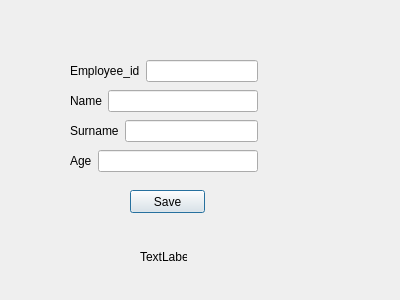
First picture: the form in employeeinfo.ui, repository TheZebra99/egor_projects, before the edit.
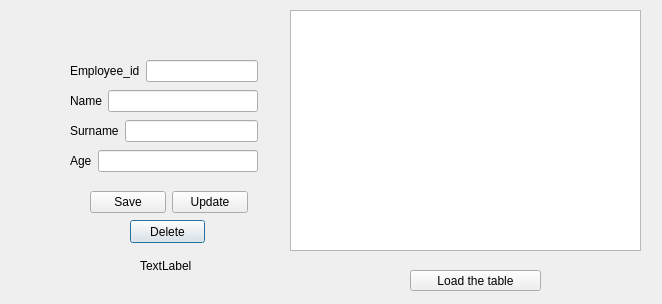
Second picture: the form after the edit.

```diff
--- a/employeeinfo.ui
+++ b/employeeinfo.ui
@@ -6,39 +6,62 @@
    <rect>
     <x>0</x>
     <y>0</y>
-    <width>400</width>
-    <height>300</height>
+    <width>662</width>
+    <height>304</height>
    </rect>
   </property>
   <property name="windowTitle">
    <string>Dialog</string>
   </property>
-  <widget class="QPushButton" name="pushButton">
-   <property name="geometry">
-    <rect>
-     <x>130</x>
-     <y>190</y>
-     <width>75</width>
-     <height>23</height>
-    </rect>
-   </property>
-   <property name="text">
-    <string>Save</string>
-   </property>
-  </widget>
   <widget class="QLabel" name="label_second_status">
    <property name="geometry">
     <rect>
      <x>140</x>
      <y>250</y>
-     <width>47</width>
-     <height>13</height>
+     <width>121</width>
+     <height>31</height>
     </rect>
    </property>
    <property name="text">
     <string>TextLabel</string>
    </property>
   </widget>
+  <widget class="QPushButton" name="pushButton_update_delete">
+   <property name="geometry">
+    <rect>
+     <x>130</x>
+     <y>220</y>
+     <width>75</width>
+     <height>23</height>
+    </rect>
+   </property>
+   <property name="text">
+    <string>Delete</string>
+   </property>
+  </widget>
+  <widget class="QTableView" name="tableView">
+   <property name="geometry">
+    <rect>
+     <x>290</x>
+     <y>10</y>
+     <width>351</width>
+     <height>241</height>
+    </rect>
+   </property>
+  </widget>
+  <widget class="QPushButton" name="pushButton_load">
+   <property name="geometry">
+    <rect>
+     <x>410</x>
+     <y>270</y>
+     <width>131</width>
+     <height>21</height>
+    </rect>
+   </property>
+   <property name="text">
+    <string>Load the table</string>
+   </property>
+  </widget>
   <widget class="QWidget" name="">
    <property name="geometry">
     <rect>
@@ -127,6 +150,32 @@
     </item>
    </layout>
   </widget>
+  <widget class="QWidget" name="">
+   <property name="geometry">
+    <rect>
+     <x>90</x>
+     <y>190</y>
+     <width>158</width>
+     <height>25</height>
+    </rect>
+   </property>
+   <layout class="QHBoxLayout" name="horizontalLayout_5">
+    <item>
+     <widget class="QPushButton" name="pushButton">
+      <property name="text">
+       <string>Save</string>
+      </property>
+     </widget>
+    </item>
+    <item>
+     <widget class="QPushButton" name="pushButton_update">
+      <property name="text">
+       <string>Update</string>
+      </property>
+     </widget>
+    </item>
+   </layout>
+  </widget>
  </widget>
  <resources/>
  <connections/>
```
